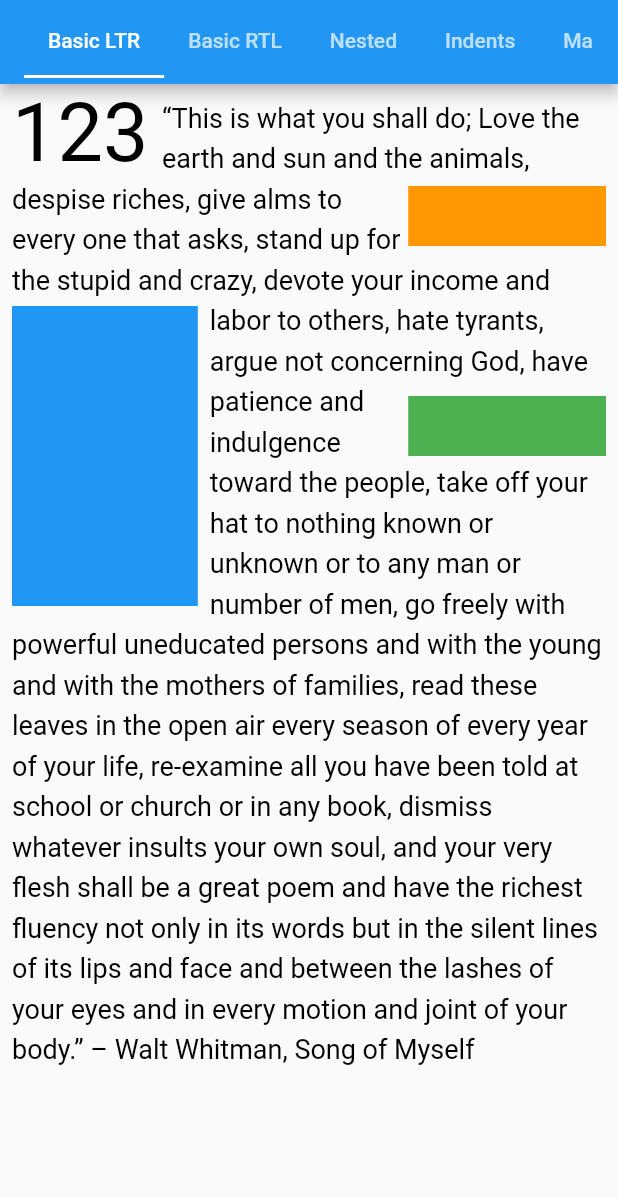
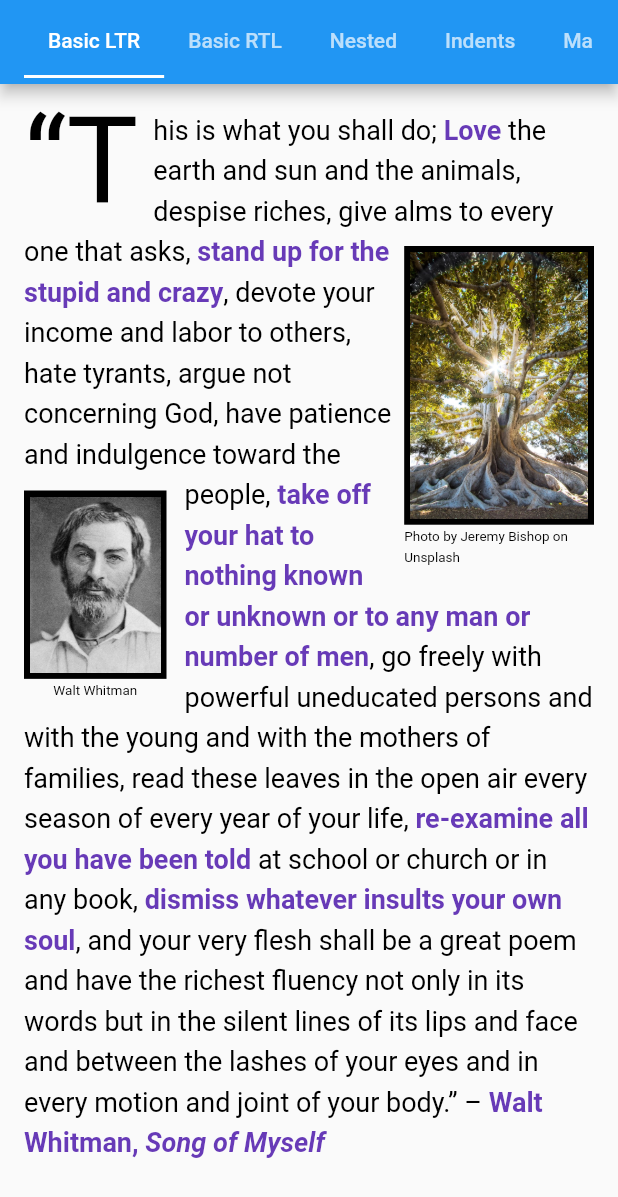
Before and after one commit to ronjb/float_column, a Flutter app: the screen it shows after launch, on a phone screen of 412 x 824 dp. Shown: the top 1197 px of the screen. Run offline on Flutter 3.47's test engine with Material 2 defaults, Android fonts, the phone set to English and light mode, and no system bars; our stand-ins replace google_fonts; Roboto replaces fonts that are missing (Sevillana).

Commit message:
Updated the example app.

```diff
--- a/example/lib/pages/basic_ltr.dart
+++ b/example/lib/pages/basic_ltr.dart
@@ -1,72 +1,49 @@
+import 'package:flutter/foundation.dart';
 import 'package:flutter/material.dart';
 
 import 'package:float_column/float_column.dart';
+import 'package:google_fonts/google_fonts.dart';
 
-import '../shared/chapter_number.dart';
+import '../shared/drop_cap.dart';
 
 class BasicLtr extends StatelessWidget {
   const BasicLtr({Key? key}) : super(key: key);
 
   @override
   Widget build(BuildContext context) {
-    const TextAlign? textAlign = null;
-    // const textAlign = TextAlign.start;
-    // const textAlign = TextAlign.end;
-    // const textAlign = TextAlign.left;
-    // const textAlign = TextAlign.right;
-    // const textAlign = TextAlign.center;
-    // const textAlign = TextAlign.justify;
-
-    // const crossAxisAlignment = CrossAxisAlignment.center;
-    const crossAxisAlignment = CrossAxisAlignment.start;
-    // const crossAxisAlignment = CrossAxisAlignment.end;
-    // const crossAxisAlignment = CrossAxisAlignment.stretch;
-
-    const boxHeight = 40.0;
-
     return DefaultTextStyle(
       style: const TextStyle(fontSize: 18, color: Colors.black, height: 1.5),
-      textAlign: textAlign,
-      child: Directionality(
-        textDirection: TextDirection.ltr,
-        child: Builder(
-          builder: (context) => SingleChildScrollView(
+      child: Scrollbar(
+        child: SingleChildScrollView(
           child: Padding(
-              padding: const EdgeInsets.all(8),
-              child: Column(
-                mainAxisAlignment: MainAxisAlignment.start,
-                crossAxisAlignment: crossAxisAlignment,
+            padding: const EdgeInsets.all(16),
+            child: FloatColumn(
               children: [
-                  FloatColumn(
-                    crossAxisAlignment: crossAxisAlignment,
-                    children: [
-                      const Floatable(float: FCFloat.start, child: ChapterNumber(123)),
+                const Floatable(float: FCFloat.start, child: DropCap('“T', size: 3)),
                 Floatable(
                   float: FCFloat.end,
-                          clear: FCClear.both,
-                          clearMinSpacing: 20,
+                  clear: FCClear.start,
+                  clearMinSpacing: 12,
                   maxWidthPercentage: 0.333,
-                          child: Container(height: boxHeight, color: Colors.orange)),
+                  padding: EdgeInsetsDirectional.only(start: 8),
+                  child: Img(
+                    assetName: _name('jeremy-bishop-EwKXn5CapA4-unsplash.jpg'),
+                    title: 'Photo by Jeremy Bishop on Unsplash',
+                  ),
+                ),
                 Floatable(
                   float: FCFloat.start,
-                          clear: FCClear.both,
-                          clearMinSpacing: 40,
-                          maxWidthPercentage: 0.333,
-                          child: Container(
-                              height: 200,
-                              color: Colors.blue,
-                              margin: const EdgeInsetsDirectional.only(end: 8))),
-                      Floatable(
-                          float: FCFloat.end,
-                          clear: FCClear.end,
-                          clearMinSpacing: 100,
-                          maxWidthPercentage: 0.333,
-                          child: Container(height: boxHeight, color: Colors.green)),
-                      const WrappableText(text: _text, textAlign: textAlign),
+                  clear: FCClear.start,
+                  clearMinSpacing: 175,
+                  maxWidthPercentage: 0.25,
+                  padding: EdgeInsetsDirectional.only(end: 12),
+                  child: Img(
+                    assetName: _name('walt_whitman.jpg'),
+                    title: 'Walt Whitman',
+                  ),
+                ),
+                WrappableText(text: _text),
               ],
-                  ),
-                ],
-              ),
             ),
           ),
         ),
@@ -75,7 +52,88 @@ class BasicLtr extends StatelessWidget {
   }
 }
 
-// cspell: disable
-const _text = TextSpan(
+String _name(String name) => kIsWeb ? name : 'assets/$name';
+
+class Img extends StatelessWidget {
+  final String assetName;
+  final String? title;
+
+  const Img({Key? key, required this.assetName, this.title}) : super(key: key);
+
+  @override
+  Widget build(BuildContext context) {
+    return Column(
+      children: [
+        Container(
+          color: Colors.black,
+          padding: const EdgeInsets.all(4),
+          child: Image(image: AssetImage(assetName)),
+        ),
+        if (title?.isNotEmpty ?? false)
+          Text(
+            title!,
+            style: const TextStyle(fontSize: 9),
+          ),
+      ],
+    );
+  }
+}
+
+// ignore_for_file: prefer_const_constructors, cspell: disable
+
+final _text = TextSpan(
+  children: [
+    TextSpan(
+      text: 'his is what you shall do; ',
+    ),
+    TextSpan(
+      text: 'Love',
+      style:
+          GoogleFonts.getFont('Sevillana', fontWeight: FontWeight.bold, color: Colors.deepPurple),
+    ),
+    TextSpan(
       text:
-        '“This is what you shall do; Love the earth and sun and the animals, despise riches, give alms to every one that asks, stand up for the stupid and crazy, devote your income and labor to others, hate tyrants, argue not concerning God, have patience and indulgence toward the people, take off your hat to nothing known or unknown or to any man or number of men, go freely with powerful uneducated persons and with the young and with the mothers of families, read these leaves in the open air every season of every year of your life, re-examine all you have been told at school or church or in any book, dismiss whatever insults your own soul, and your very flesh shall be a great poem and have the richest fluency not only in its words but in the silent lines of its lips and face and between the lashes of your eyes and in every motion and joint of your body.” – Walt Whitman, Song of Myself');
+          ' the earth and sun and the animals, despise riches, give alms to every one that asks, ',
+    ),
+    TextSpan(
+      text: 'stand up for the stupid and crazy',
+      style: TextStyle(fontWeight: FontWeight.bold, color: Colors.deepPurple),
+    ),
+    TextSpan(
+      text:
+          ', devote your income and labor to others, hate tyrants, argue not concerning God, have patience and indulgence toward the people, ',
+    ),
+    TextSpan(
+      text: 'take off your hat to nothing known or unknown or to any man or number of men',
+      style: TextStyle(fontWeight: FontWeight.bold, color: Colors.deepPurple),
+    ),
+    TextSpan(
+      text:
+          ', go freely with powerful uneducated persons and with the young and with the mothers of families, read these leaves in the open air every season of every year of your life, ',
+    ),
+    TextSpan(
+      text: 're-examine all you have been told',
+      style: TextStyle(fontWeight: FontWeight.bold, color: Colors.deepPurple),
+    ),
+    TextSpan(
+      text: ' at school or church or in any book, ',
+    ),
+    TextSpan(
+      text: 'dismiss whatever insults your own soul',
+      style: TextStyle(fontWeight: FontWeight.bold, color: Colors.deepPurple),
+    ),
+    TextSpan(
+      text:
+          ', and your very flesh shall be a great poem and have the richest fluency not only in its words but in the silent lines of its lips and face and between the lashes of your eyes and in every motion and joint of your body.” – ',
+    ),
+    TextSpan(
+      text: 'Walt Whitman, ',
+      style: TextStyle(fontWeight: FontWeight.bold, color: Colors.deepPurple),
+    ),
+    TextSpan(
+      text: 'Song of Myself',
+      style: TextStyle(
+          fontWeight: FontWeight.bold, fontStyle: FontStyle.italic, color: Colors.deepPurple),
+    ),
+  ],
+);
--- a/example/lib/pages/basic_rtl.dart
+++ b/example/lib/pages/basic_rtl.dart
@@ -2,7 +2,7 @@ import 'package:flutter/material.dart';
 
 import 'package:float_column/float_column.dart';
 
-import '../shared/chapter_number.dart';
+import '../shared/drop_cap.dart';
 
 class BasicRtl extends StatelessWidget {
   const BasicRtl({Key? key}) : super(key: key);
@@ -40,7 +40,7 @@ class BasicRtl extends StatelessWidget {
                   FloatColumn(
                     crossAxisAlignment: crossAxisAlignment,
                     children: [
-                      const Floatable(float: FCFloat.start, child: ChapterNumber(123)),
+                      const Floatable(float: FCFloat.start, child: DropCap('فقط')),
                       Floatable(
                           float: FCFloat.end,
                           clear: FCClear.both,
@@ -78,4 +78,4 @@ class BasicRtl extends StatelessWidget {
 // cspell: disable
 const _text = TextSpan(
     text:
-        '"این همان کاری است که شما باید انجام دهید. زمین و خورشید و حیوانات را دوست داشته باشید ، ثروت را تحقیر کنید ، به هر کسی که درخواست می کند صدقه دهید ، برای احمقان و دیوانه ها ایستادگی کنید ، درآمد و زحمت خود را به دیگران اختصاص دهید ، از جباران متنفر شوید ، در مورد خدا بحث نکنید ، صبر و شادی کنید مردم ، کلاه خود را از چیزی که شناخته شده یا ناشناخته است یا برای هر مرد یا تعداد زیادی مرد بردارید ، آزادانه با افراد تحصیل کرده قدرتمند و با جوانان و مادران خانواده بروید ، این برگها را در هر فصل از هر سال در هوای آزاد بخوانید زندگی خود را بررسی کنید ، تمام آنچه را که در مدرسه یا کلیسا یا هر کتاب به شما گفته شده است ، بررسی کنید ، هر آنچه را که به روح خود توهین می کند کنار بگذارید ، و گوشت شما یک شعر عالی خواهد بود و نه تنها در کلمات بلکه در سکوت غنی ترین تسلط را دارد خطوط لب و صورت و بین مژه های چشم و در هر حرکت و مفصل بدن شما. " - والت ویتمن ، آهنگ خودم');
+        '"هذا ما يجب أن تفعله ؛ أحبوا الأرض والشمس والحيوانات ، واحتقروا الثروات ، وأعطوا الصدقات لكل من يسأل ، وادافع عن الغباء والمجنون ، وخصص دخلكم وعملك للآخرين ، واكرهوا الطغاة ، ولا تجادلوا بشأن الله ، وتحلى بالصبر والتسامح تجاه أيها الناس ، خلع قبعتك إلى لا شيء معروف أو غير معروف أو لأي رجل أو عدد من الرجال ، اذهب بحرية مع الأشخاص الأقوياء غير المتعلمين ومع الشباب وأمهات العائلات ، اقرأ هذه الأوراق في الهواء الطلق في كل موسم من كل عام حياتك ، أعد فحص كل ما قيل لك في المدرسة أو الكنيسة أو في أي كتاب ، وتجاهل أي إهانة لروحك ، وسوف يكون جسدك قصيدة عظيمة ولديك طلاقة غنية ليس فقط في كلماتها ولكن في الصمت. خطوط شفتيها ووجهها وبين رموش عينيك وفي كل حركة ومفصل لجسمك ". – Walt Whitman, Song of Myself');
--- a/example/lib/pages/margins_and_padding.dart
+++ b/example/lib/pages/margins_and_padding.dart
@@ -2,7 +2,7 @@ import 'package:flutter/material.dart';
 
 import 'package:float_column/float_column.dart';
 
-import '../shared/chapter_number.dart';
+import '../shared/drop_cap.dart';
 
 class MarginsAndPadding extends StatelessWidget {
   const MarginsAndPadding({Key? key}) : super(key: key);
@@ -40,7 +40,7 @@ class MarginsAndPadding extends StatelessWidget {
                   FloatColumn(
                     crossAxisAlignment: crossAxisAlignment,
                     children: [
-                      const Floatable(float: FCFloat.start, child: ChapterNumber(123)),
+                      Floatable(float: FCFloat.start, child: DropCap(123.toString())),
                       Floatable(
                           float: FCFloat.end,
                           clear: FCClear.both,
--- a/example/lib/shared/chapter_number.dart
+++ /dev/null
@@ -1,26 +0,0 @@
-import 'package:flutter/widgets.dart';
-
-class ChapterNumber extends StatelessWidget {
-  final int number;
-
-  const ChapterNumber(this.number, {Key? key}) : super(key: key);
-
-  @override
-  Widget build(BuildContext context) {
-    return Container(
-      // color: Colors.yellow,
-      padding: Directionality.of(context) == TextDirection.ltr
-          ? const EdgeInsets.only(right: 10)
-          : const EdgeInsets.only(left: 10),
-      child: SizedOverflowBox(
-        size: const Size(90, 40),
-        alignment: Alignment.topLeft,
-        child: Text(
-          number.toString(),
-          style: const TextStyle(fontSize: 54, height: 1),
-          // strutStyle: StrutStyle(height: 1.5, forceStrutHeight: false),
-        ),
-      ),
-    );
-  }
-}
--- /dev/null
+++ b/example/lib/shared/drop_cap.dart
@@ -0,0 +1,54 @@
+import 'package:flutter/material.dart';
+import 'package:google_fonts/google_fonts.dart';
+
+class DropCap extends StatelessWidget {
+  final String text;
+  final double size;
+
+  const DropCap(this.text, {Key? key, this.size = 2.0}) : super(key: key);
+
+  @override
+  Widget build(BuildContext context) {
+    final style = DefaultTextStyle.of(context).style;
+
+    return Padding(
+      padding: Directionality.of(context) == TextDirection.ltr
+          ? const EdgeInsets.only(right: 10)
+          : const EdgeInsets.only(left: 10),
+      // ignore: avoid_unnecessary_containers
+      child: Container(
+        // color: Colors.yellow,
+        child: Text(
+          text,
+          style: GoogleFonts.getFont(_fonts[1],
+              fontSize: (style.fontSize ?? 16.0) * (style.height ?? 1.0) * size * 0.99, height: 1),
+        ),
+      ),
+    );
+  }
+}
+
+// cspell: disable
+const _fonts = [
+  'Great Vibes',
+  'Sevillana',
+  'Oleo Script',
+  'Oleo Script Swash Caps',
+  'Seaweed Script',
+  'Lobster',
+  'Alfa Slab One',
+  'Playball',
+  'Monoton',
+  'Londrina Shadow',
+  'Rye',
+  'UnifrakturMaguntia',
+  'Frijole',
+  'Creepster',
+  'Sail',
+  'Faster One',
+  'Shojumaru',
+  'UnifrakturCook',
+  'Nosifer',
+  'Akronim',
+  'Ewert',
+];
--- a/example/pubspec.yaml
+++ b/example/pubspec.yaml
@@ -12,6 +12,7 @@ dependencies:
     path: ../
   flutter:
     sdk: flutter
+  google_fonts: ^2.1.0
 
 dev_dependencies:
   flutter_test:
@@ -19,3 +20,7 @@ dev_dependencies:
 
 flutter:
   uses-material-design: true
+
+  assets:
+    - assets/jeremy-bishop-EwKXn5CapA4-unsplash.jpg
+    - assets/walt_whitman.jpg
```
Also changed, not shown: example/assets/jeremy-bishop-EwKXn5CapA4-unsplash.jpg (added), example/assets/walt_whitman.jpg (added), example/pubspec.lock, 7 other files. Lines whose indentation alone changed are shown as unchanged.
